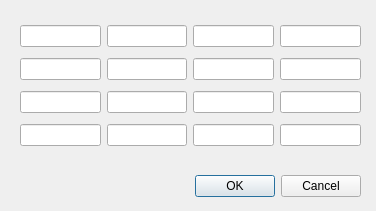
Ezakhiel/BezierGP, file GUI/extenddialog.ui: the form before one commit.
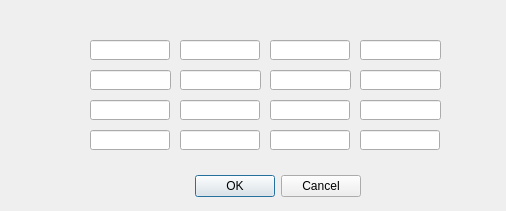
The form after the commit.

What changed in the file:
```diff
--- a/GUI/extenddialog.ui
+++ b/GUI/extenddialog.ui
@@ -6,7 +6,7 @@
    <rect>
     <x>0</x>
     <y>0</y>
-    <width>376</width>
+    <width>506</width>
     <height>211</height>
    </rect>
   </property>
@@ -29,66 +29,184 @@
     <set>QDialogButtonBox::Cancel|QDialogButtonBox::Ok</set>
    </property>
   </widget>
-  <widget class="QWidget" name="layoutWidget">
+  <widget class="QLineEdit" name="e_00">
    <property name="geometry">
     <rect>
-     <x>20</x>
-     <y>20</y>
-     <width>341</width>
-     <height>131</height>
+     <x>90</x>
+     <y>130</y>
+     <width>80</width>
+     <height>20</height>
     </rect>
    </property>
-   <layout class="QGridLayout" name="gridLayout">
-    <item row="0" column="0">
-     <widget class="QLineEdit" name="e_00"/>
-    </item>
-    <item row="0" column="1">
-     <widget class="QLineEdit" name="e_01"/>
-    </item>
-    <item row="0" column="2">
-     <widget class="QLineEdit" name="e_02"/>
-    </item>
-    <item row="0" column="3">
-     <widget class="QLineEdit" name="e_03"/>
-    </item>
-    <item row="1" column="0">
-     <widget class="QLineEdit" name="e_10"/>
-    </item>
-    <item row="1" column="1">
-     <widget class="QLineEdit" name="e_11"/>
-    </item>
-    <item row="1" column="2">
-     <widget class="QLineEdit" name="e_12"/>
-    </item>
-    <item row="1" column="3">
-     <widget class="QLineEdit" name="e_13"/>
-    </item>
-    <item row="2" column="0">
-     <widget class="QLineEdit" name="e_20"/>
-    </item>
-    <item row="2" column="1">
-     <widget class="QLineEdit" name="e_21"/>
-    </item>
-    <item row="2" column="2">
-     <widget class="QLineEdit" name="e_22"/>
-    </item>
-    <item row="2" column="3">
-     <widget class="QLineEdit" name="e_23"/>
-    </item>
-    <item row="3" column="0">
-     <widget class="QLineEdit" name="e_30"/>
-    </item>
-    <item row="3" column="1">
-     <widget class="QLineEdit" name="e_31"/>
-    </item>
-    <item row="3" column="2">
-     <widget class="QLineEdit" name="e_32"/>
-    </item>
-    <item row="3" column="3">
-     <widget class="QLineEdit" name="e_33"/>
-    </item>
-   </layout>
   </widget>
+  <widget class="QLineEdit" name="e_01">
+   <property name="geometry">
+    <rect>
+     <x>90</x>
+     <y>100</y>
+     <width>80</width>
+     <height>20</height>
+    </rect>
+   </property>
+  </widget>
+  <widget class="QLineEdit" name="e_02">
+   <property name="geometry">
+    <rect>
+     <x>90</x>
+     <y>70</y>
+     <width>81</width>
+     <height>20</height>
+    </rect>
+   </property>
+  </widget>
+  <widget class="QLineEdit" name="e_03">
+   <property name="geometry">
+    <rect>
+     <x>90</x>
+     <y>40</y>
+     <width>80</width>
+     <height>20</height>
+    </rect>
+   </property>
+  </widget>
+  <widget class="QLineEdit" name="e_10">
+   <property name="geometry">
+    <rect>
+     <x>180</x>
+     <y>130</y>
+     <width>80</width>
+     <height>20</height>
+    </rect>
+   </property>
+  </widget>
+  <widget class="QLineEdit" name="e_11">
+   <property name="geometry">
+    <rect>
+     <x>180</x>
+     <y>100</y>
+     <width>80</width>
+     <height>20</height>
+    </rect>
+   </property>
+  </widget>
+  <widget class="QLineEdit" name="e_12">
+   <property name="geometry">
+    <rect>
+     <x>180</x>
+     <y>70</y>
+     <width>81</width>
+     <height>20</height>
+    </rect>
+   </property>
+  </widget>
+  <widget class="QLineEdit" name="e_13">
+   <property name="geometry">
+    <rect>
+     <x>180</x>
+     <y>40</y>
+     <width>80</width>
+     <height>20</height>
+    </rect>
+   </property>
+  </widget>
+  <widget class="QLineEdit" name="e_20">
+   <property name="geometry">
+    <rect>
+     <x>270</x>
+     <y>130</y>
+     <width>80</width>
+     <height>20</height>
+    </rect>
+   </property>
+  </widget>
+  <widget class="QLineEdit" name="e_21">
+   <property name="geometry">
+    <rect>
+     <x>270</x>
+     <y>100</y>
+     <width>80</width>
+     <height>20</height>
+    </rect>
+   </property>
+  </widget>
+  <widget class="QLineEdit" name="e_22">
+   <property name="geometry">
+    <rect>
+     <x>270</x>
+     <y>70</y>
+     <width>81</width>
+     <height>20</height>
+    </rect>
+   </property>
+  </widget>
+  <widget class="QLineEdit" name="e_23">
+   <property name="geometry">
+    <rect>
+     <x>270</x>
+     <y>40</y>
+     <width>80</width>
+     <height>20</height>
+    </rect>
+   </property>
+  </widget>
+  <widget class="QLineEdit" name="e_30">
+   <property name="geometry">
+    <rect>
+     <x>360</x>
+     <y>130</y>
+     <width>80</width>
+     <height>20</height>
+    </rect>
+   </property>
+  </widget>
+  <widget class="QLineEdit" name="e_31">
+   <property name="geometry">
+    <rect>
+     <x>360</x>
+     <y>100</y>
+     <width>81</width>
+     <height>20</height>
+    </rect>
+   </property>
+  </widget>
+  <widget class="QLineEdit" name="e_32">
+   <property name="geometry">
+    <rect>
+     <x>360</x>
+     <y>70</y>
+     <width>81</width>
+     <height>20</height>
+    </rect>
+   </property>
+  </widget>
+  <widget class="QLineEdit" name="e_33">
+   <property name="geometry">
+    <rect>
+     <x>360</x>
+     <y>40</y>
+     <width>81</width>
+     <height>20</height>
+    </rect>
+   </property>
+  </widget>
+  <zorder>buttonBox</zorder>
+  <zorder>e_00</zorder>
+  <zorder>e_01</zorder>
+  <zorder>e_02</zorder>
+  <zorder>e_03</zorder>
+  <zorder>e_10</zorder>
+  <zorder>e_11</zorder>
+  <zorder>e_12</zorder>
+  <zorder>e_13</zorder>
+  <zorder>e_20</zorder>
+  <zorder>e_21</zorder>
+  <zorder>e_22</zorder>
+  <zorder>e_23</zorder>
+  <zorder>e_30</zorder>
+  <zorder>e_31</zorder>
+  <zorder>e_32</zorder>
+  <zorder>e_33</zorder>
+  <zorder>e_33</zorder>
  </widget>
  <resources/>
  <connections>
```
